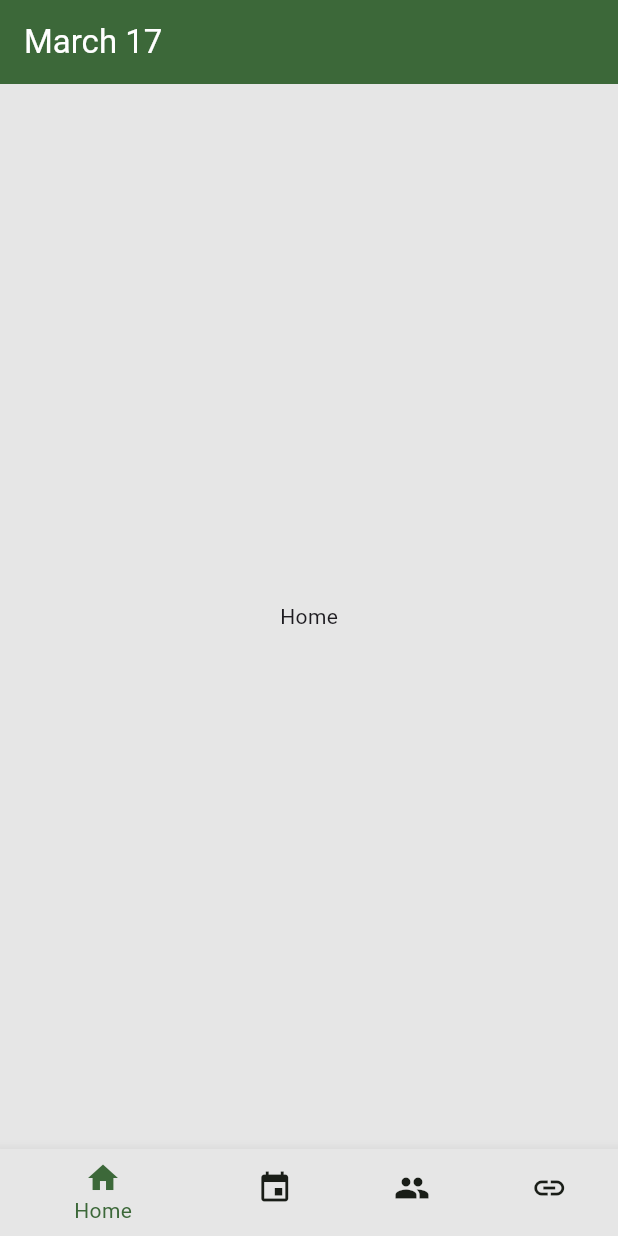
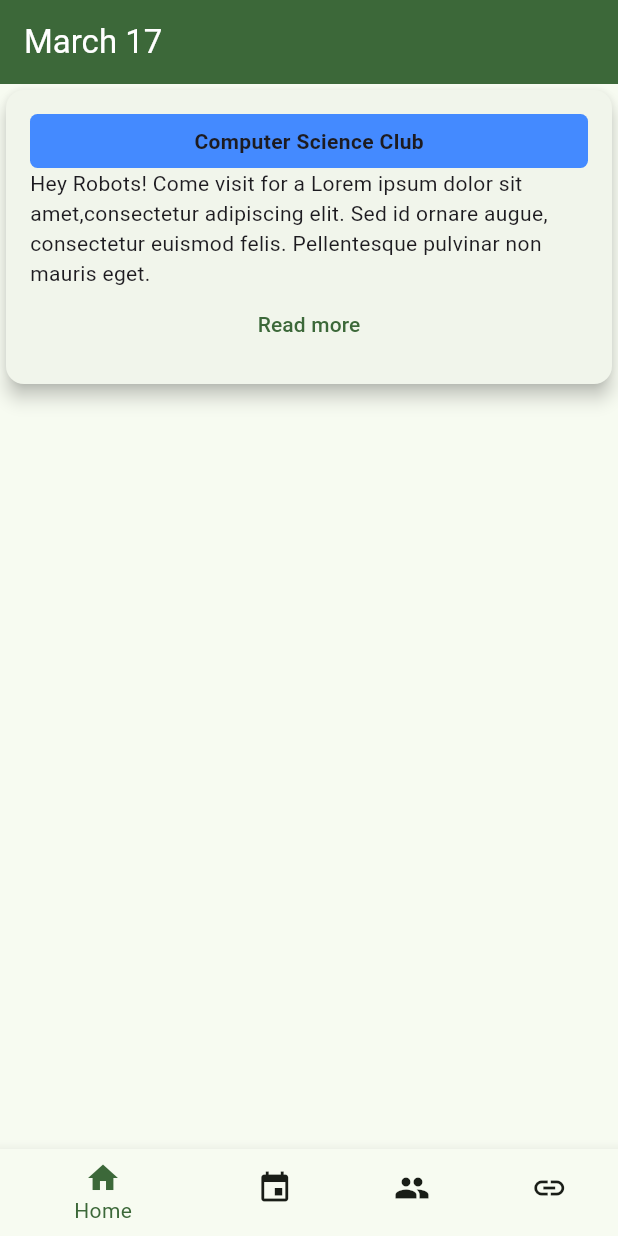
Before and after one commit to rhhsstuco/rhhs-app, a Flutter app: the screen it shows after launch, on a phone screen of 412 x 824 dp. Run offline on Flutter 3.47's test engine with Material 3 defaults, Android fonts, the light colour scheme and no system bars; our stand-ins replace google_fonts, table_calendar.

Commit message:
added google_fonts

```diff
--- a/lib/main.dart
+++ b/lib/main.dart
@@ -1,11 +1,14 @@
 import 'package:flutter/material.dart';
+import 'package:google_fonts/google_fonts.dart';
 import 'package:rhhs_app/screens/navigation_screen.dart';
 
 final colorScheme = ColorScheme.fromSeed(
   seedColor: const Color.fromRGBO(79, 134, 75, 1),
-  secondary: const Color.fromRGBO(160, 196, 157, 1),
-  background: const Color.fromRGBO(230, 230, 230, 1),
-  surface: const Color.fromRGBO(255, 255, 255, 1),
+  // seedColor: const Color.fromRGBO(79, 134, 192, 1),
+  // secondary: const Color.fromRGBO(128, 160, 104, 1),
+  // background: const Color.fromRGBO(230, 230, 230, 1),
+  // surface: const Color.fromRGBO(255, 255, 255, 1),
+  brightness: Brightness.light,
 );
 
 void main() {
--- a/lib/screens/clubs_screen.dart
+++ b/lib/screens/clubs_screen.dart
@@ -1,5 +1,3 @@
-import 'dart:math';
-
 import 'package:flutter/material.dart';
 import 'package:rhhs_app/test_data/clubs.dart';
 import 'package:rhhs_app/widgets/club_list.dart';
--- a/lib/screens/home_screen.dart
+++ b/lib/screens/home_screen.dart
@@ -1,13 +1,24 @@
 import 'package:flutter/material.dart';
 import 'package:intl/intl.dart';
+import 'package:rhhs_app/test_data/annoucements.dart';
+import 'package:rhhs_app/widgets/announcement_card.dart';
 
 class HomeScreen extends StatelessWidget {
   const HomeScreen({super.key});
 
   @override
   Widget build(BuildContext context) {
-    return const Center(
-      child: Text("Home"),
+    return ListView.separated(
+      itemBuilder: (context, index) {
+        return AnnouncementCard(
+            announcement: announcementList.elementAt(index));
+      },
+      separatorBuilder: (context, index) {
+        return const SizedBox(
+          height: 12,
+        );
+      },
+      itemCount: announcementList.length,
     );
   }
 }
--- a/lib/test_data/annoucements.dart
+++ b/lib/test_data/annoucements.dart
@@ -1,13 +1,9 @@
 import 'package:rhhs_app/types/announcement.dart';
 
-const resourceList = <Announcement>[
+const announcementList = <Announcement>[
   Announcement(
     author: "Computer Science Club",
-    content: """
-      Hey Robots!Come visit for a Lorem ipsum dolor sit amet,
-      consectetur adipiscing elit. Sed id ornare augue, consectetur euismod felis.
-      Pellentesque pulvinar non mauris eget.
-    """,
+    content: "Hey Robots! Come visit for a Lorem ipsum dolor sit amet,consectetur adipiscing elit. Sed id ornare augue, consectetur euismod felis. Pellentesque pulvinar non mauris eget.",
     type: AnnouncementType.club,
   )
 ];
--- /dev/null
+++ b/lib/widgets/announcement_card.dart
@@ -0,0 +1,47 @@
+import 'package:flutter/material.dart';
+import 'package:rhhs_app/types/announcement.dart';
+
+class AnnouncementCard extends StatelessWidget {
+  final Announcement announcement;
+
+  const AnnouncementCard({
+    super.key,
+    required this.announcement,
+  });
+
+  @override
+  Widget build(BuildContext context) {
+    return Card(
+      elevation: 5,
+      child: Padding(
+        padding: const EdgeInsets.all(16.0),
+        child: Column(
+          crossAxisAlignment: CrossAxisAlignment.stretch,
+          children: [
+            Container(
+              padding: const EdgeInsets.all(8),
+              decoration: const BoxDecoration(
+                color: Colors.blueAccent,
+                borderRadius: BorderRadius.all(Radius.circular(5)),
+              ),
+              child: Center(
+                child: Text(
+                  announcement.author,
+                  style: const TextStyle(
+                    fontWeight: FontWeight.bold,
+                    fontSize: 14,
+                  ),
+                ),
+              ),
+            ),
+            Text(announcement.content.trim()),
+            TextButton(
+              onPressed: () {},
+              child: const Text("Read more"),
+            ),
+          ],
+        ),
+      ),
+    );
+  }
+}
--- a/pubspec.yaml
+++ b/pubspec.yaml
@@ -38,6 +38,7 @@ dependencies:
   table_calendar: ^3.0.9
   intl: ^0.19.0
   url_launcher: ^6.2.4
+  google_fonts: 6.0.0
 
 dev_dependencies:
   flutter_test:
```
Also changed, not shown: pubspec.lock, 1 other file.
